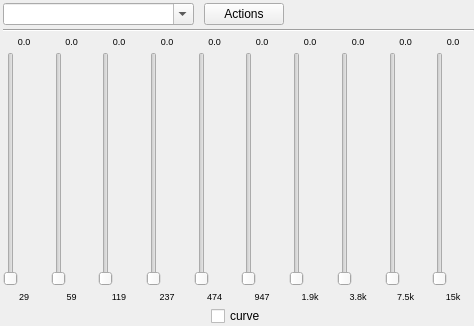
This is src/GUI/PlayerPlugins/Equalizer/GUI_Equalizer.ui in return42/sayonara as Qt 5 draws it before an edit. The edited form follows.
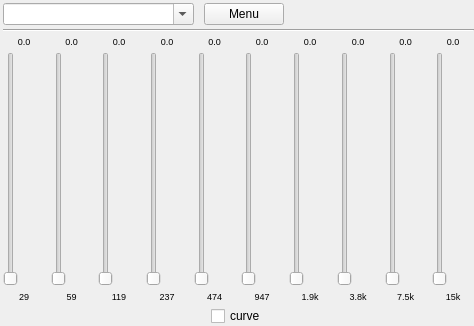
This is the edited form. Custom widgets are drawn as their Qt base class.

Patch:
```diff
--- a/src/GUI/PlayerPlugins/Equalizer/GUI_Equalizer.ui
+++ b/src/GUI/PlayerPlugins/Equalizer/GUI_Equalizer.ui
@@ -753,7 +753,7 @@
      <item>
       <widget class="MenuToolButton" name="btn_tool">
        <property name="text">
-        <string>Actions</string>
+        <string>Menu</string>
        </property>
       </widget>
      </item>
```
